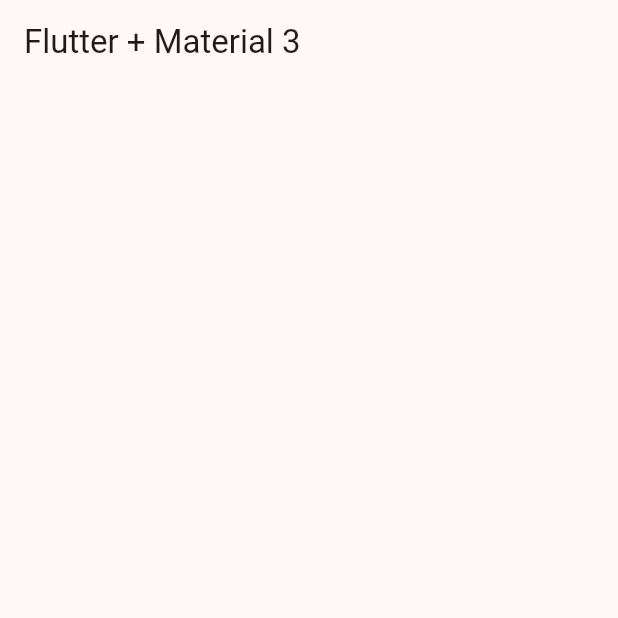
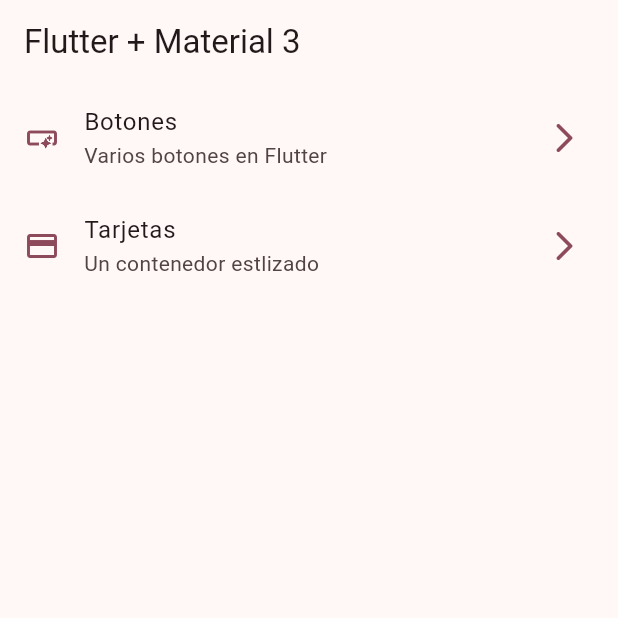
Before and after one commit to JorgeMunarriz/widgets_app, a Flutter app: the screen it shows after launch, on a phone screen of 412 x 824 dp, the top half of it. Run offline on Flutter 3.47's test engine with Material 3 defaults, Android fonts, the phone set to English and light mode, and no system bars.

```diff
--- a/lib/config/menu/menu_items.dart
+++ b/lib/config/menu/menu_items.dart
@@ -24,7 +24,7 @@ const appMenuItems = <MenuItem>[
   MenuItem(
     title: 'Tarjetas',
     subtitle: 'Un contenedor estlizado',
-    link: '/card',
+    link: '/cards',
     icon: Icons.credit_card,
   ),
 ];
--- a/lib/main.dart
+++ b/lib/main.dart
@@ -1,5 +1,7 @@
 import 'package:flutter/material.dart';
 import 'package:widgets_app/config/theme/app_theme.dart';
+import 'package:widgets_app/presentation/screens/buttons/buttons_screen.dart';
+import 'package:widgets_app/presentation/screens/cards/cards_screen.dart';
 import 'package:widgets_app/presentation/screens/home/home_screen.dart';
 
 void main() {
@@ -15,6 +17,10 @@ class MainApp extends StatelessWidget {
       debugShowCheckedModeBanner: false,
       theme: AppTheme(selectedColor: 8).getTheme(),
       home: const HomeScreen(),
+      routes: {
+        '/buttons': (context) => const ButtonsScreen(),
+        '/cards': (context) => const CardsScreen(),
+      },
     );
   }
 }
--- a/lib/presentation/screens/home/home_screen.dart
+++ b/lib/presentation/screens/home/home_screen.dart
@@ -1,4 +1,6 @@
 import 'package:flutter/material.dart';
+import 'package:widgets_app/config/menu/menu_items.dart';
+import 'package:widgets_app/presentation/screens/buttons/buttons_screen.dart';
 
 class HomeScreen extends StatelessWidget {
   const HomeScreen({super.key});
@@ -11,6 +13,56 @@ class HomeScreen extends StatelessWidget {
           'Flutter + Material 3',
         ),
       ),
+      body: const _HomeView(),
     );
   }
 }
+
+class _HomeView extends StatelessWidget {
+  const _HomeView();
+
+  @override
+  Widget build(BuildContext context) {
+    return ListView.builder(
+      itemCount: appMenuItems.length,
+      itemBuilder: (context, index) {
+        final menuItem = appMenuItems[index];
+        return _CustomListTile(menuItem: menuItem);
+      },
+    );
+  }
+}
+
+class _CustomListTile extends StatelessWidget {
+  const _CustomListTile({
+    required this.menuItem,
+  });
+
+  final MenuItem menuItem;
+
+  @override
+  Widget build(BuildContext context) {
+    final colors = Theme.of(context).colorScheme;
+
+    return ListTile(
+      leading: Icon(
+        menuItem.icon,
+        color: colors.primary,
+      ),
+      trailing: Icon(
+        Icons.arrow_forward_ios_rounded,
+        color: colors.primary,
+      ),
+      title: Text(menuItem.title),
+      subtitle: Text(menuItem.subtitle),
+      onTap: () {
+        // Navigator.of(context).push(
+        //   MaterialPageRoute(
+        //     builder: (context) => const ButtonsScreen(),
+        //   ),
+        // );
+        Navigator.pushNamed(context, menuItem.link);
+      },
+    );
+  }
+}
```
Also changed, not shown: lib/presentation/screens/buttons/buttons_screen.dart (added, +17 -0 lines), lib/presentation/screens/cards/cards_screen.dart (added, +17 -0 lines).
